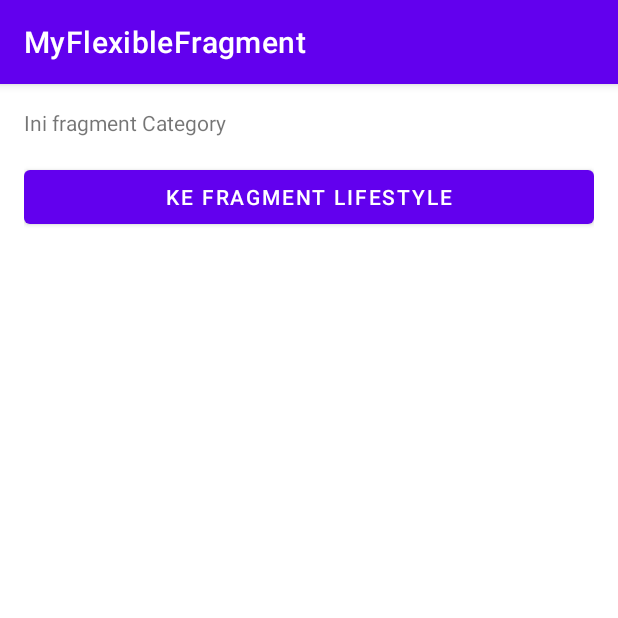
After one commit to irlfdyh/DicodingAndroidFundamental-MyFlexibleFragment, an Android app: the fragment CategoryFragment placed in its activity, on a phone screen of 412 x 824 dp, the top half of it. The commit adds this screen. Run offline under Robolectric (Android 15) with nearby library versions, the phone set to English and light mode, and no system bars.

Commit message:
add category fragment to see how navigate between fragment

```diff
--- /dev/null
+++ b/app/src/main/java/com/dicoding/fundamental/fragment/CategoryFragment.kt
@@ -0,0 +1,31 @@
+package com.dicoding.fundamental.fragment
+
+import android.os.Bundle
+import androidx.fragment.app.Fragment
+import android.view.LayoutInflater
+import android.view.View
+import android.view.ViewGroup
+import android.widget.Button
+
+class CategoryFragment : Fragment(), View.OnClickListener {
+
+    override fun onCreateView(
+        inflater: LayoutInflater, container: ViewGroup?,
+        savedInstanceState: Bundle?
+    ): View? {
+        return inflater.inflate(R.layout.fragment_category, container, false)
+    }
+
+    override fun onViewCreated(view: View, savedInstanceState: Bundle?) {
+        super.onViewCreated(view, savedInstanceState)
+        val btnDetailCategory: Button = view.findViewById(R.id.btn_detail_category)
+        btnDetailCategory.setOnClickListener(this)
+    }
+
+    override fun onClick(v: View?) {
+        if (v?.id == R.id.btn_detail_category) {
+
+        }
+    }
+
+}
--- a/app/src/main/java/com/dicoding/fundamental/fragment/HomeFragment.kt
+++ b/app/src/main/java/com/dicoding/fundamental/fragment/HomeFragment.kt
@@ -23,7 +23,15 @@ class HomeFragment : Fragment(), View.OnClickListener {
     }
 
     override fun onClick(v: View?) {
-
+        if (v?.id == R.id.btn_category) {
+            val categoryFragment = CategoryFragment()
+            val fragmentManager = parentFragmentManager
+            fragmentManager.beginTransaction().apply {
+                replace(R.id.frame_container, categoryFragment, CategoryFragment::class.java.simpleName)
+                addToBackStack(null)
+                commit()
+            }
+        }
     }
 
 }
--- /dev/null
+++ b/app/src/main/res/layout/fragment_category.xml
@@ -0,0 +1,18 @@
+<?xml version="1.0" encoding="utf-8"?>
+<LinearLayout xmlns:android="http://schemas.android.com/apk/res/android"
+    android:layout_width="match_parent"
+    android:layout_height="match_parent"
+    android:orientation="vertical"
+    android:padding="16dp">
+
+    <TextView
+        android:layout_width="match_parent"
+        android:layout_height="wrap_content"
+        android:layout_marginBottom="16dp"
+        android:text="@string/this_category" />
+    <Button
+        android:id="@+id/btn_detail_category"
+        android:layout_width="match_parent"
+        android:layout_height="wrap_content"
+        android:text="@string/category_lifestyle" />
+</LinearLayout>
```
